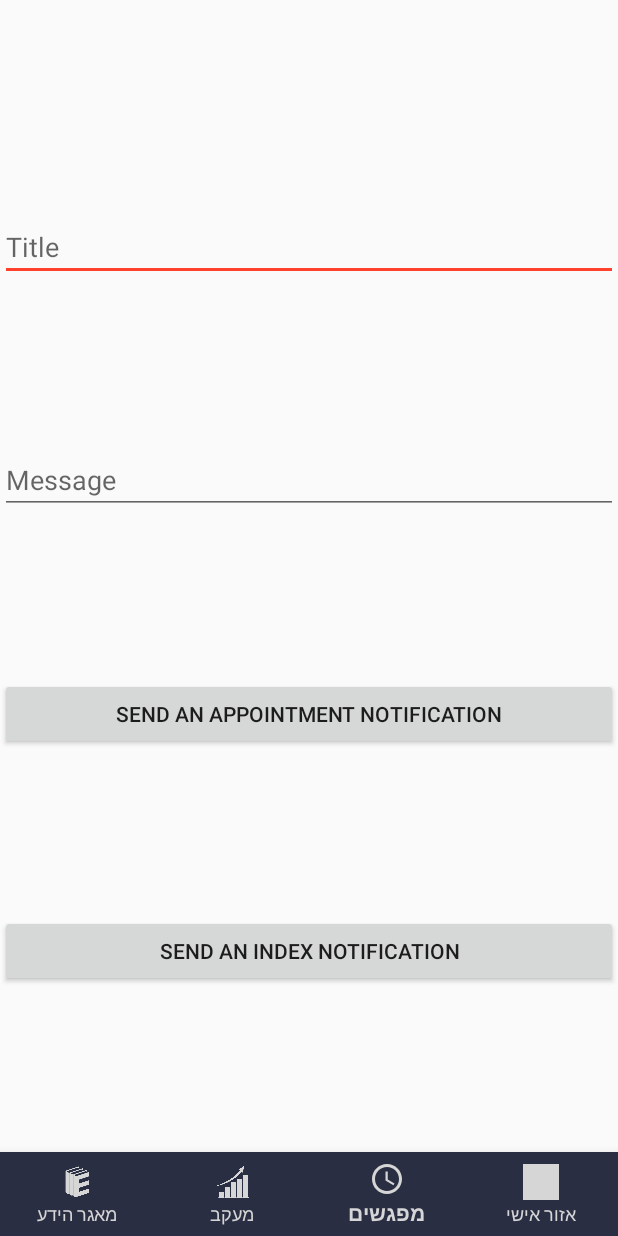
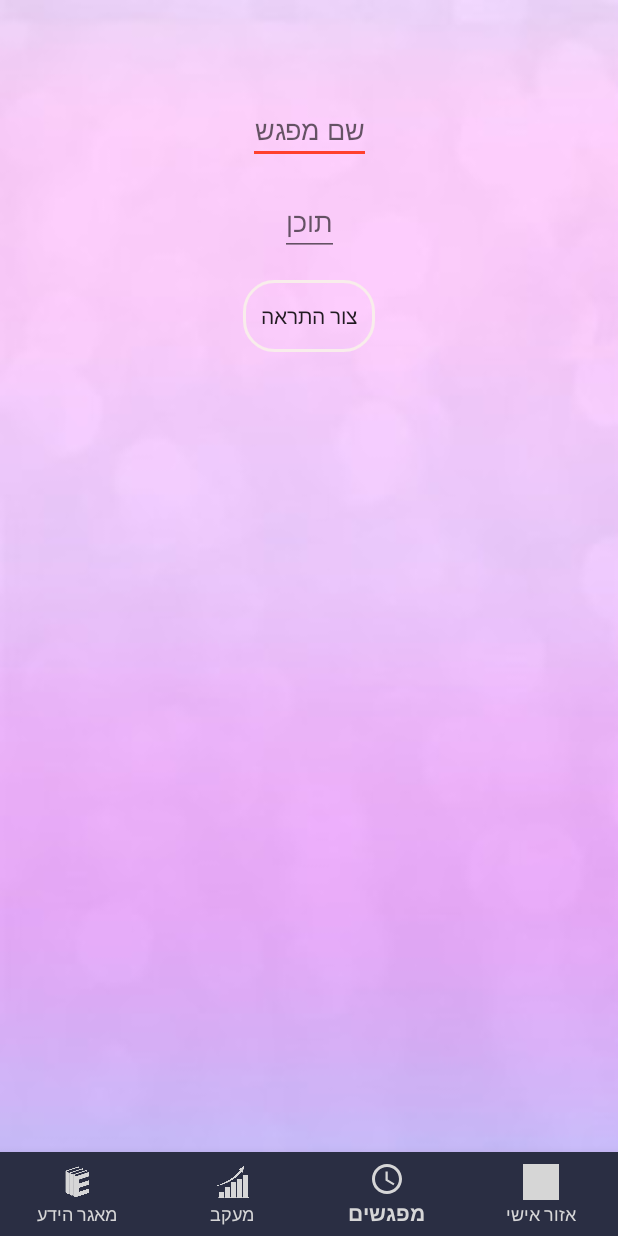
Before and after one commit to Maleo-sys/MaleoProj, an Android app: the AppointmentsCenter screen opened directly, with no data from a screen before it, on a phone screen of 412 x 824 dp. Run offline under Robolectric (Android 15) with nearby library versions, the phone set to English and light mode, and no system bars; grey boxes are pictures that could not be loaded.

Commit message:
Appointment Center ui change

```diff
--- a/app/src/main/res/layout/activity_appointments_center.xml
+++ b/app/src/main/res/layout/activity_appointments_center.xml
@@ -5,50 +5,43 @@
     android:id="@+id/linearLayout2"
     android:layout_width="match_parent"
     android:layout_height="match_parent"
+    android:background="@drawable/purple_background"
     tools:context=".AppointmentsCenter">
 
     <EditText
         android:id="@+id/edit_text_title"
-        android:layout_width="0dp"
+        android:layout_width="wrap_content"
         android:layout_height="wrap_content"
-        android:layout_marginTop="32dp"
-        android:hint="Title"
+        android:layout_marginTop="64dp"
+        android:hint="שם מפגש"
         app:layout_constraintBottom_toTopOf="@+id/edit_text_message"
         app:layout_constraintEnd_toEndOf="parent"
-        app:layout_constraintStart_toStartOf="@+id/edit_text_message"
+        app:layout_constraintStart_toStartOf="parent"
         app:layout_constraintTop_toTopOf="parent" />
 
     <EditText
         android:id="@+id/edit_text_message"
-        android:layout_width="0dp"
+        android:layout_width="wrap_content"
         android:layout_height="wrap_content"
-        android:hint="Message"
-        app:layout_constraintBottom_toTopOf="@+id/button"
+        android:layout_marginTop="16dp"
+        android:hint="תוכן"
         app:layout_constraintEnd_toEndOf="parent"
-        app:layout_constraintStart_toStartOf="@+id/button"
+        app:layout_constraintStart_toStartOf="parent"
         app:layout_constraintTop_toBottomOf="@+id/edit_text_title" />
 
     <Button
         android:id="@+id/button"
-        android:layout_width="0dp"
+        android:layout_width="wrap_content"
         android:layout_height="wrap_content"
+        android:layout_marginTop="16dp"
+
+        android:background="@drawable/article_rounded_border"
         android:onClick="sendOnAptChan"
-        android:text="send an appointment notification"
-        app:layout_constraintBottom_toTopOf="@+id/button2"
+        android:text="צור התראה"
         app:layout_constraintEnd_toEndOf="parent"
-        app:layout_constraintStart_toStartOf="@+id/button2"
+        app:layout_constraintStart_toStartOf="parent"
         app:layout_constraintTop_toBottomOf="@+id/edit_text_message" />
 
-    <Button
-        android:id="@+id/button2"
-        android:layout_width="0dp"
-        android:layout_height="wrap_content"
-        android:onClick="sendOnIndexChan"
-        android:text="send an index notification"
-        app:layout_constraintBottom_toTopOf="@+id/navigation"
-        app:layout_constraintEnd_toEndOf="parent"
-        app:layout_constraintStart_toStartOf="@+id/navigation"
-        app:layout_constraintTop_toBottomOf="@+id/button" />
 
     <com.google.android.material.bottomnavigation.BottomNavigationView
         android:id="@+id/navigation"
```
